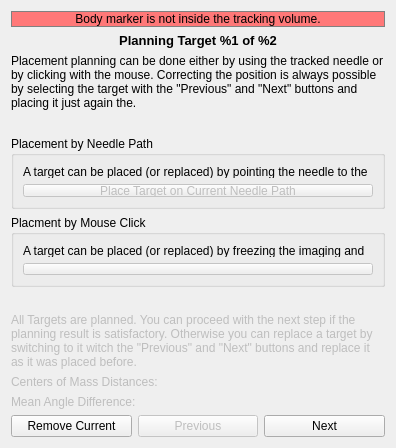
Old version of the form Plugins/org.mitk.gui.qt.igt.app.ultrasoundtrackingnavigation/src/internal/NavigationStepWidgets/QmitkUSNavigationStepPlacementPlanning.ui in the repository MITK/MITK.
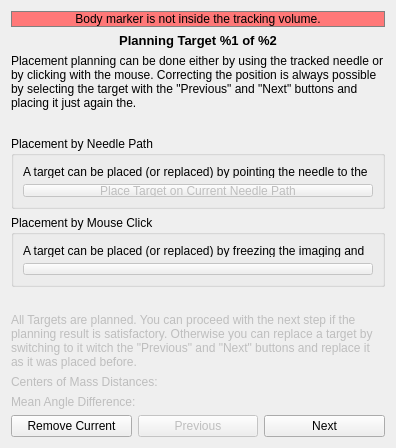
New version of the form. Icons and pictures are not drawn. Custom widgets are drawn as their Qt base class.

The edit to the form file:
```diff
--- a/Plugins/org.mitk.gui.qt.igt.app.ultrasoundtrackingnavigation/src/internal/NavigationStepWidgets/QmitkUSNavigationStepPlacementPlanning.ui
+++ b/Plugins/org.mitk.gui.qt.igt.app.ultrasoundtrackingnavigation/src/internal/NavigationStepWidgets/QmitkUSNavigationStepPlacementPlanning.ui
@@ -115,7 +115,7 @@
    <item>
     <widget class="QGroupBox" name="groupBox_2">
      <property name="title">
-      <string>Placment by Mouse Click</string>
+      <string>Placement by Mouse Click</string>
      </property>
      <layout class="QVBoxLayout" name="verticalLayout_3">
       <item>
```
